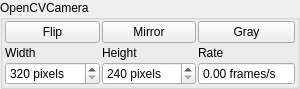
Above: QOpenCVWidget.ui from davidgrier/QVideo before the change. Below: the same form after it.
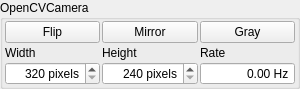
That is the form after the change.

Patch:
```diff
--- a/QOpenCVWidget.ui
+++ b/QOpenCVWidget.ui
@@ -115,6 +115,9 @@
       </item>
       <item row="2" column="0">
        <widget class="QSpinBox" name="width">
+        <property name="alignment">
+         <set>Qt::AlignRight|Qt::AlignTrailing|Qt::AlignVCenter</set>
+        </property>
         <property name="suffix">
          <string> pixels</string>
         </property>
@@ -128,6 +131,9 @@
       </item>
       <item row="2" column="1">
        <widget class="QSpinBox" name="height">
+        <property name="alignment">
+         <set>Qt::AlignRight|Qt::AlignTrailing|Qt::AlignVCenter</set>
+        </property>
         <property name="suffix">
          <string> pixels</string>
         </property>
@@ -144,11 +150,14 @@
         <property name="focusPolicy">
          <enum>Qt::WheelFocus</enum>
         </property>
+        <property name="alignment">
+         <set>Qt::AlignRight|Qt::AlignTrailing|Qt::AlignVCenter</set>
+        </property>
         <property name="buttonSymbols">
          <enum>QAbstractSpinBox::NoButtons</enum>
         </property>
         <property name="suffix">
-         <string> frames/s</string>
+         <string> Hz</string>
         </property>
         <property name="maximum">
          <double>200.000000000000000</double>
```
